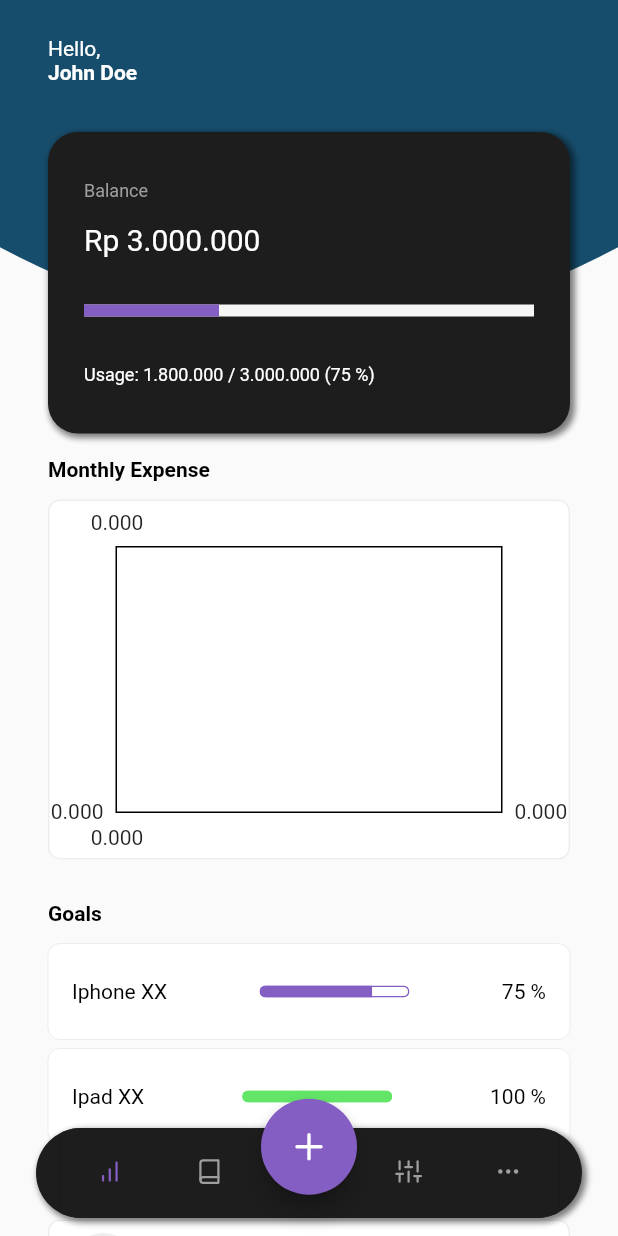
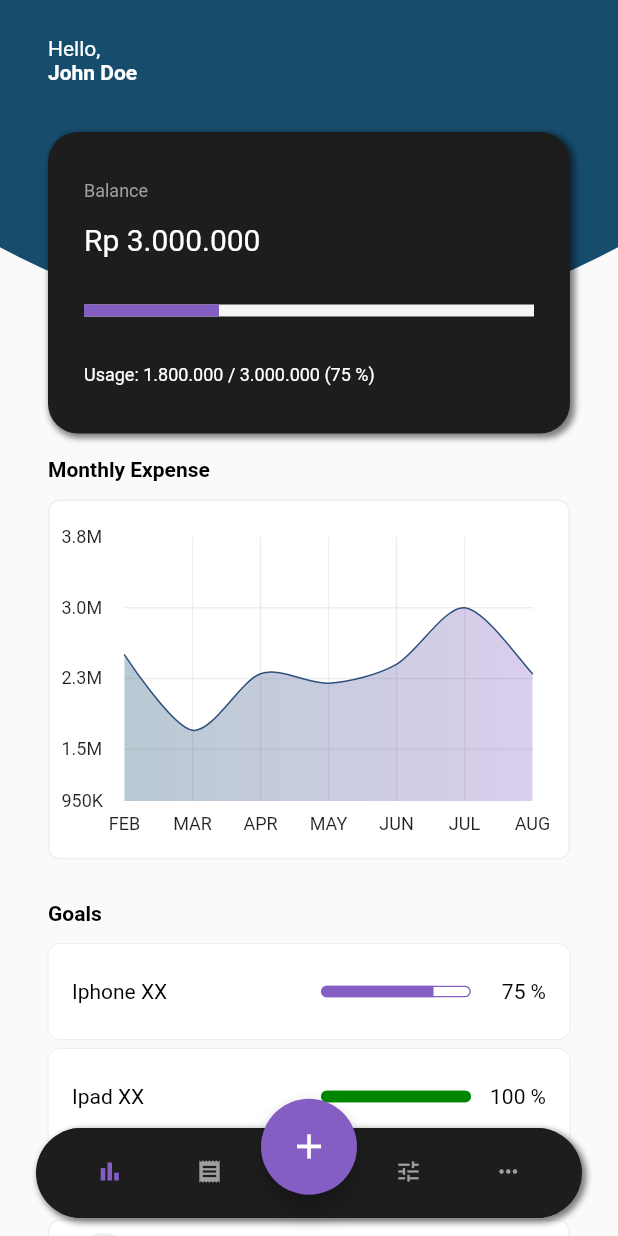
Before and after one commit to boysugi20/expense-tracker-app, a Flutter app: the MyBottomNavigationBar screen opened directly, on a phone screen of 412 x 824 dp. Run offline on Flutter 3.47's test engine with Material 2 defaults, Android fonts, the phone set to English and light mode, and no system bars; drawn by our look-alikes of fl_chart; our stand-ins replace math_expressions.

Commit message:
:zap: add chart

```diff
--- a/lib/navbar.dart
+++ b/lib/navbar.dart
@@ -5,7 +5,6 @@ import 'package:expense_tracker/screens/dashboard.dart';
 import 'package:expense_tracker/screens/transaction.dart';
 import 'package:expense_tracker/screens/configuration.dart';
 import 'package:expense_tracker/screens/more_setting.dart';
-import 'package:flutter_feather_icons/flutter_feather_icons.dart';
 
 import 'components/functions.dart';
 
@@ -19,7 +18,7 @@ class _MyBottomNavigationBarState extends State<MyBottomNavigationBar> {
   int _currentIndex = 0;
 
   final List<Widget> _children = [
-    const DashboardPage(),
+    DashboardPage(),
     const TransactionPage(),
     const TransactionPage(),
     const ConfigurationPage(),
@@ -74,7 +73,7 @@ class _MyBottomNavigationBarState extends State<MyBottomNavigationBar> {
               child: FloatingActionButton(
                 onPressed: (){ openBottomModalCategory(context); },
                 backgroundColor: AppColors.accent,
-                child: const Icon(FeatherIcons.plus),
+                child: const Icon(Icons.add),
               ),
             ),
           ),
@@ -117,11 +116,11 @@ class _MyBottomNavigationBarState extends State<MyBottomNavigationBar> {
                     type: BottomNavigationBarType.fixed,
                     items: const [
                       BottomNavigationBarItem(
-                        icon: Icon(FeatherIcons.barChart),
+                        icon: Icon(Icons.bar_chart),
                         label: 'Dashboard',
                       ),
                       BottomNavigationBarItem(
-                        icon: Icon(FeatherIcons.book),
+                        icon: Icon(Icons.receipt),
                         label: 'Transaction',
                       ),
                       BottomNavigationBarItem(
@@ -129,11 +128,11 @@ class _MyBottomNavigationBarState extends State<MyBottomNavigationBar> {
                         label: '',
                       ),
                       BottomNavigationBarItem(
-                        icon: Icon(FeatherIcons.sliders),
+                        icon: Icon(Icons.tune),
                         label: 'Configuration',
                       ),
                       BottomNavigationBarItem(
-                        icon: Icon(FeatherIcons.moreHorizontal),
+                        icon: Icon(Icons.more_horiz),
                         label: 'More',
                       ),
                     ],
--- a/lib/screens/configuration.dart
+++ b/lib/screens/configuration.dart
@@ -1,7 +1,6 @@
 import 'package:expense_tracker/components/widgets.dart';
 import 'package:expense_tracker/styles/color.dart';
 import 'package:flutter/material.dart';
-import 'package:flutter_feather_icons/flutter_feather_icons.dart';
 
 class ConfigurationPage extends StatelessWidget {
   const ConfigurationPage({Key? key}) : super(key: key);
@@ -72,7 +71,7 @@ class CategoriesCard extends StatelessWidget {
               ),
             ],
           ),
-          Icon(FeatherIcons.x, color: AppColors.black, size: 16,)
+          Icon(Icons.edit, color: AppColors.black, size: 16,)
         ],
       ),
     );
@@ -107,7 +106,7 @@ class GoalsCard extends StatelessWidget {
               Text('Rp ${ammount.toString().replaceAllMapped(RegExp(r'(\d{1,3})(?=(\d{3})+(?!\d))'), (Match m) => '${m[1]},')}', style: const TextStyle(color: Colors.white, fontSize: 16),),
             ],
           ),
-          Icon(FeatherIcons.edit2, color: AppColors.white, size: 16,)
+          Icon(Icons.edit, color: AppColors.white, size: 16,)
         ],
       ),
     );
@@ -133,7 +132,7 @@ class BudgetCard extends StatelessWidget {
         mainAxisAlignment: MainAxisAlignment.spaceBetween,
         children: [
           Text('Rp ${ammount.toString().replaceAllMapped(RegExp(r'(\d{1,3})(?=(\d{3})+(?!\d))'), (Match m) => '${m[1]},')}', style: const TextStyle(color: Colors.white, fontSize: 18),),
-          Icon(FeatherIcons.edit2, color: AppColors.white, size: 16,)
+          Icon(Icons.edit, color: AppColors.white, size: 16,)
         ],
       )
     );
--- a/lib/screens/dashboard.dart
+++ b/lib/screens/dashboard.dart
@@ -6,7 +6,18 @@ import 'package:flutter/material.dart';
 import 'package:expense_tracker/components/widgets.dart';
 
 class DashboardPage extends StatelessWidget {
+
   const DashboardPage({Key? key}) : super(key: key);
+
+  final List<FlSpot> dummyData = const [
+    FlSpot(1, 2500000),
+    FlSpot(2, 1700000),
+    FlSpot(3, 2300000),
+    FlSpot(4, 2200000),
+    FlSpot(5, 2400000),
+    FlSpot(6, 3000000),
+    FlSpot(7, 2300000),
+  ];
 
   @override
   Widget build(BuildContext context) {
@@ -21,12 +32,9 @@ class DashboardPage extends StatelessWidget {
           Container(
             padding: EdgeInsets.only(left: 32, right: 32, top: MediaQuery.of(context).viewPadding.top + 24),
             child: Column(
-
               mainAxisAlignment: MainAxisAlignment.start,
               crossAxisAlignment: CrossAxisAlignment.start,
-
               children: [
-
                 RichText(
                   text: const TextSpan(
                     text: 'Hello,\n',
@@ -41,22 +49,7 @@ class DashboardPage extends StatelessWidget {
 
                 const SectionTitle(text: 'Monthly Expense'),
 
-                Container(
-                  margin: const EdgeInsets.only(bottom: 12),
-                  decoration: BoxDecoration(
-                    border: Border.all(color: AppColors.cardBorder),
-                    borderRadius: const BorderRadius.all(Radius.circular(8)),
-                    color: AppColors.white
-                  ),
-                  height: 240,
-                  child: LineChart(
-                      LineChartData(
-                        // control how the chart looks
-                      ),
-                      swapAnimationDuration: const Duration(milliseconds: 150), // Optional
-                      swapAnimationCurve: Curves.linear, // Optional
-                    ),
-                ),
+                ExpenseChart(data: dummyData),
 
                 const SectionTitle(text: 'Goals'),
 
@@ -77,6 +70,112 @@ class DashboardPage extends StatelessWidget {
             ),
           ),
         ]
+      ),
+    );
+  }
+}
+
+class ExpenseChart extends StatelessWidget {
+
+  ExpenseChart({
+    Key? key,
+    required this.data,
+  }) : super(key: key);
+
+  final List<FlSpot> data;
+
+  late final double maxY = data.reduce((value, element) => value.y > element.y ? value : element).y;
+  late final double minY = data.reduce((value, element) => value.y < element.y ? value : element).y;
+
+  @override
+  Widget build(BuildContext context) {
+    return Container(
+      margin: const EdgeInsets.only(bottom: 12),
+      padding: const EdgeInsets.only(left: 8, bottom: 8, right: 24, top: 24),
+      decoration: BoxDecoration(
+        border: Border.all(color: AppColors.cardBorder),
+        borderRadius: const BorderRadius.all(Radius.circular(8)),
+        color: AppColors.white
+      ),
+      height: 240,
+      child: LineChart(
+          LineChartData(
+            titlesData: FlTitlesData(
+              show: true,
+              rightTitles: AxisTitles(
+                sideTitles: SideTitles(showTitles: false),
+              ),
+              topTitles: AxisTitles(
+                sideTitles: SideTitles(showTitles: false),
+              ),
+              bottomTitles: AxisTitles(
+                sideTitles: SideTitles(
+                  showTitles: true,
+                  reservedSize: 30,
+                  interval: 1,
+                  getTitlesWidget: bottomTitleWidgets,
+                ),
+              ),
+              leftTitles: AxisTitles(
+                sideTitles: SideTitles(
+                  showTitles: true,
+                  interval: maxY * 0.25,
+                  getTitlesWidget: leftTitleWidgets,
+                  reservedSize: 42,
+                ),
+              ),
+            ),
+            borderData: FlBorderData(
+              show: false,
+              border: Border.all(color: const Color(0xff37434d)),
+            ),
+            // minX: 0,
+            // maxX: 11,
+            minY: minY - (maxY * 0.25),
+            maxY: maxY + (maxY * 0.25),
+            lineBarsData: [
+              LineChartBarData(
+                curveSmoothness: 0.3,
+                dotData: FlDotData(show: false,),
+                spots: data,
+                isCurved: true,
+                barWidth: 1,
+                isStrokeCapRound: true,
+                belowBarData: BarAreaData(
+                  show: true,
+                  gradient: LinearGradient(
+                    colors: [AppColors.main,AppColors.accent].map((color) => color.withOpacity(0.3)).toList(),
+                  ),
+                ),
+                gradient: LinearGradient(
+                  colors: [
+                    ColorTween(begin: AppColors.main, end: AppColors.accent).lerp(0.2)!,
+                    ColorTween(begin: AppColors.main, end: AppColors.accent).lerp(0.2)!,
+                  ],
+                ),
+              ),
+            ],
+            gridData: FlGridData(
+              show: true,
+              drawVerticalLine: true,
+              horizontalInterval: maxY * 0.25,
+              verticalInterval: 1,
+              getDrawingHorizontalLine: (value) {
+                return FlLine(
+                  color: AppColors.cardBorder,
+                  strokeWidth: 1,
+                );
+              },
+              getDrawingVerticalLine: (value) {
+                return FlLine(
+                  color: AppColors.cardBorder,
+                  strokeWidth: 1,
+                );
+              },
+            ),
+          ),
+          swapAnimationDuration: const Duration(milliseconds: 150), // Optional
+          swapAnimationCurve: Curves.linear, // Optional
         ),
     );
   }
@@ -103,7 +202,15 @@ class GoalsCard extends StatelessWidget {
       child: Row(
         mainAxisAlignment: MainAxisAlignment.spaceBetween,
         children: [
-          Text(title, style: TextStyle(color: AppColors.black)),
+          Expanded(
+            flex: 4,
+            child: Text(title, style: TextStyle(color: AppColors.black)),
+          ),
+          Expanded(
+            flex: 6,
+            child: Row(
+              mainAxisAlignment: MainAxisAlignment.end,
+              children: [
                 ClipRRect(
                   borderRadius: BorderRadius.circular(12),
                   child: Stack(
@@ -125,7 +232,13 @@ class GoalsCard extends StatelessWidget {
                     ]
                   ),
                 ),
-          Text('${progress.toInt()} %', style: TextStyle(color: AppColors.black))
+                SizedBox(
+                  width: 50,
+                  child: Text('${progress.toInt()} %', style: TextStyle(color: AppColors.black), textAlign: TextAlign.right,)
+                ),
+              ],
+            ),
+          ),
         ],
       ),
     );
@@ -270,3 +383,40 @@ class _WaveCustomPaint extends CustomPainter {
   }
 
 }
+
+Widget bottomTitleWidgets(double value, TitleMeta meta) {
+
+  List<Map<String, dynamic>> months = [  {'index': 0, 'label': 'JAN'},  {'index': 1, 'label': 'FEB'},  {'index': 2, 'label': 'MAR'},  {'index': 3, 'label': 'APR'},  {'index': 4, 'label': 'MAY'},  {'index': 5, 'label': 'JUN'},  {'index': 6, 'label': 'JUL'},  {'index': 7, 'label': 'AUG'},  {'index': 8, 'label': 'SEP'},  {'index': 9, 'label': 'OCT'},  {'index': 10, 'label': 'NOV'},  {'index': 11, 'label': 'DEC'},];
+
+  const style = TextStyle(fontSize: 12,);
+
+  Widget text = const Text('', style: style);
+
+  for (var i = 0; i < months.length; i++) {
+    if (value.toInt() == months[i]['index']) {
+      text = Text(months[i]['label'], style: style);
+      break;
+    } else {
+      text = const Text('', style: style);
+    }
+  }
+
+  return SideTitleWidget(
+    axisSide: meta.axisSide,
+    child: text,
+  );
+}
+
+Widget leftTitleWidgets(double value, TitleMeta meta) {
+
+  const style = TextStyle(fontSize: 12);
+
+  if (value >= 1000000) {
+    return Text('${(value / 1000000).toStringAsFixed(1)}M', style: style, textAlign: TextAlign.left);
+  } else if (value >= 1000) {
+    return Text('${(value / 1000).toStringAsFixed(0)}K', style: style, textAlign: TextAlign.left);
+  } else {
+    String text = value.toInt().toString();
+    return Text(text, style: style, textAlign: TextAlign.left);
+  }
+}
--- a/lib/screens/modal_amount.dart
+++ b/lib/screens/modal_amount.dart
@@ -262,12 +262,12 @@ class _BottomModalAmmountState extends State<BottomModalAmmount> {
                       children: [
                         TableRow(
                           children: [
-                            buildIconButton(Icons.backspace, onPressed: () => _updateText('backspace'))
+                            buildIconButton(Icons.backspace_outlined, onPressed: () => _updateText('backspace'))
                           ]
                         ),
                         TableRow(
                           children: [
-                            buildIconButton(Icons.calendar_today, onPressed: () => _selectDate(context)),
+                            buildIconButton(Icons.calendar_month_outlined, onPressed: () => _selectDate(context)),
                           ]
                         ),
                         TableRow(
--- a/lib/screens/transaction.dart
+++ b/lib/screens/transaction.dart
@@ -2,7 +2,6 @@
 
 import 'package:expense_tracker/styles/color.dart';
 import 'package:flutter/material.dart';
-import 'package:flutter_feather_icons/flutter_feather_icons.dart';
 import 'package:intl/intl.dart';
 import 'package:expense_tracker/components/widgets.dart';
 
@@ -92,7 +91,7 @@ class SubscriptionCard extends StatelessWidget {
                 },
                 child: Padding(
                   padding: const EdgeInsets.only(top: 8),
-                  child: Icon(FeatherIcons.edit2, color: AppColors.white, size: 16,),
+                  child: Icon(Icons.edit, color: AppColors.white, size: 14,),
                 ),
               )
             ],
@@ -181,7 +180,7 @@ class Transactions extends StatelessWidget {
                 ),
                 Container(
                   margin: const EdgeInsets.only(left: 12),
-                  child: const Icon(FeatherIcons.edit2, size: 14,)
+                  child: Icon(Icons.edit, color: AppColors.black, size: 14,)
                 ),
               ],
             ),
--- a/lib/styles/color.dart
+++ b/lib/styles/color.dart
@@ -10,7 +10,7 @@ class AppColors {
   static Color neutralLight = const Color.fromRGBO(246, 245, 245, 1);
   static Color neutralDark = const Color.fromRGBO(29, 29, 29, 1);
 
-  static Color green = const Color.fromRGBO(99, 230, 104, 1);
+  static Color green = const Color.fromRGBO(0, 135, 0, 1);
   static Color red = const Color.fromRGBO(230, 99, 113, 1);
   static Color white = const Color.fromARGB(255, 255, 255, 255);
   static Color black = const Color.fromARGB(255, 0, 0, 0);
--- a/pubspec.yaml
+++ b/pubspec.yaml
@@ -30,11 +30,6 @@ environment:
 dependencies:
   flutter:
     sdk: flutter
-
-
-  # The following adds the Cupertino Icons font to your application.
-  # Use with the CupertinoIcons class for iOS style icons.
-  flutter_feather_icons: ^2.0.0
   circle_nav_bar: ^2.0.1+1
   fl_chart: ^0.62.0
   intl: ^0.18.1
```
Also changed, not shown: pubspec.lock. Lines whose indentation alone changed are shown as unchanged.
